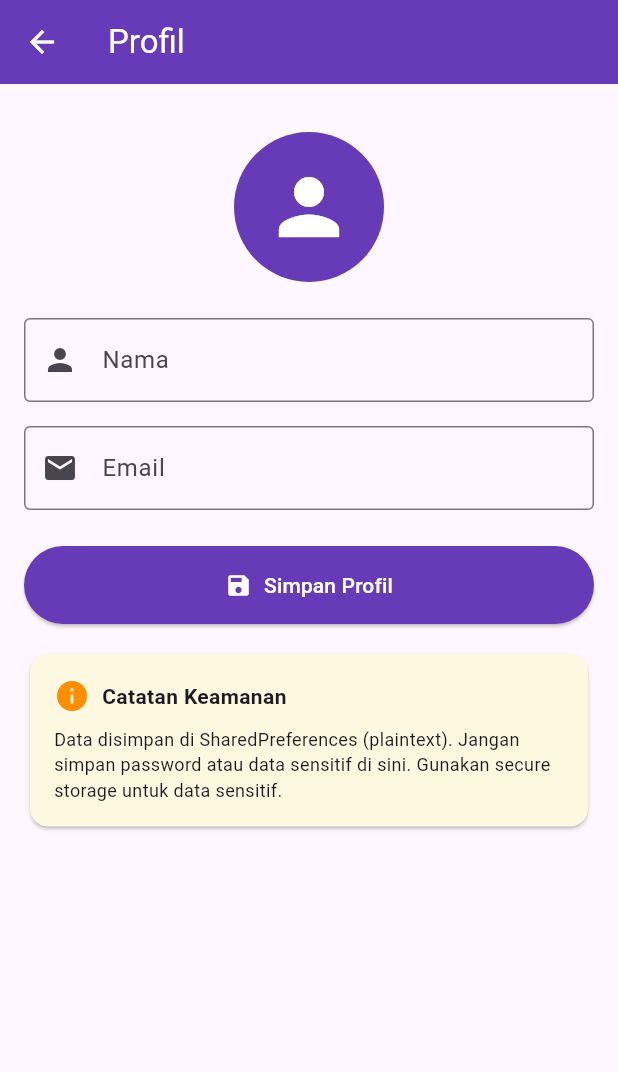
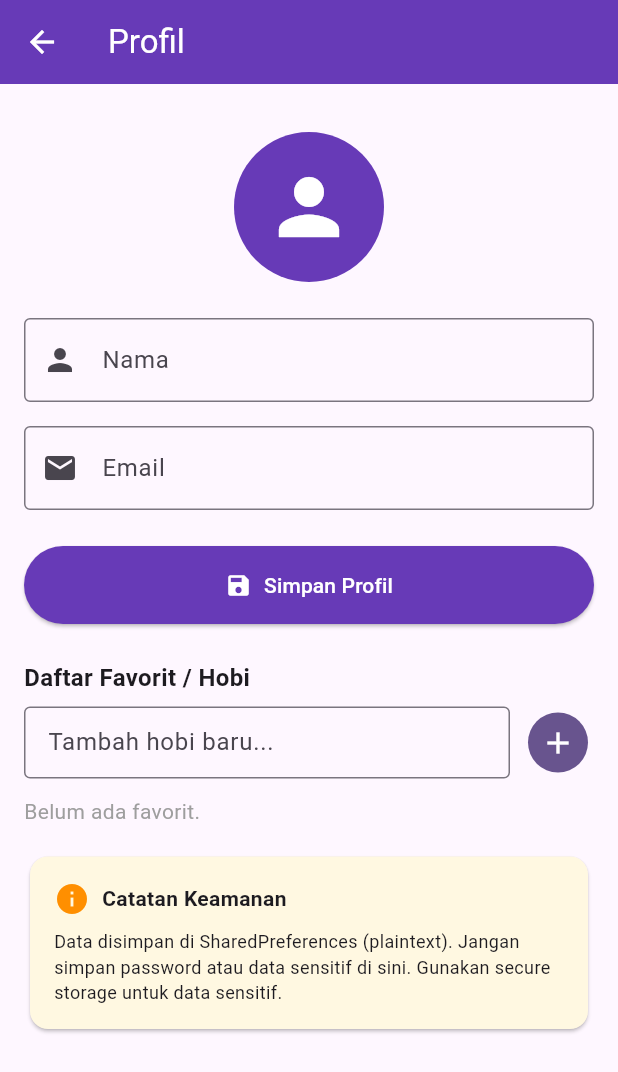
Before and after one commit to ramahari321-arch/state_preferances, a Flutter app: the screen it shows after launch, after a tap on "Login / Daftar", on a phone screen of 412 x 824 dp. Shown: the top 1072 px of the screen. Run offline on Flutter 3.47's test engine with Material 3 defaults, Android fonts, the phone set to English and light mode, and no system bars; our stand-ins replace shared_preferences.

Commit message:
Menambahkan Preferensi Tema (Dark Mode), Counter Kunjungan, Daftar Favorit, Refactoring dengan Provider Package, dan Menambahkan Validasi Keamanan

```diff
--- a/lib/main.dart
+++ b/lib/main.dart
@@ -1,4 +1,5 @@
 import 'package:flutter/material.dart';
+import 'package:provider/provider.dart';
 
 import 'providers/user_provider.dart';
 import 'screens/home_screen.dart';
@@ -9,17 +10,34 @@ void main() {
 
 class MyApp extends StatelessWidget {
   const MyApp({super.key});
+
   @override
   Widget build(BuildContext context) {
-    return UserProviderWrapper(
-      child: MaterialApp(
+    return ChangeNotifierProvider(
+      create: (_) => UserProvider(),
+      child: Consumer<UserProvider>(
+        builder: (context, provider, child) {
+          return MaterialApp(
             title: 'State & Preferences',
             debugShowCheckedModeBanner: false,
+            themeMode: provider.isDarkMode ? ThemeMode.dark : ThemeMode.light,
             theme: ThemeData(
-          colorScheme: ColorScheme.fromSeed(seedColor: Colors.deepPurple),
+              colorScheme: ColorScheme.fromSeed(
+                seedColor: Colors.deepPurple,
+                brightness: Brightness.light,
+              ),
+              useMaterial3: true,
+            ),
+            darkTheme: ThemeData(
+              colorScheme: ColorScheme.fromSeed(
+                seedColor: Colors.deepPurple,
+                brightness: Brightness.dark,
+              ),
               useMaterial3: true,
             ),
             home: const HomeScreen(),
+          );
+        },
       ),
     );
   }
--- a/lib/providers/user_provider.dart
+++ b/lib/providers/user_provider.dart
@@ -3,93 +3,86 @@ import 'package:shared_preferences/shared_preferences.dart';
 
 import '../models/user.dart';
 
-class UserProvider extends InheritedWidget {
-  final User user;
-  final Function(User) updateUser;
-  final VoidCallback logout;
-  final bool isLoading;
-  const UserProvider({
-    super.key,
-    required this.user,
-    required this.updateUser,
-    required this.logout,
-    required this.isLoading,
-    required super.child,
-  });
-  static UserProvider of(BuildContext context) {
-    final provider = context.dependOnInheritedWidgetOfExactType<UserProvider>();
-    assert(provider != null, 'UserProvider tidak ditemukan di context');
-    return provider!;
-  }
-
-  @override
-  bool updateShouldNotify(UserProvider oldWidget) {
-    return oldWidget.user != user || oldWidget.isLoading != isLoading;
-  }
-}
-
-// StatefulWidget yang membungkus InheritedWidget
-class UserProviderWrapper extends StatefulWidget {
-  final Widget child;
-  const UserProviderWrapper({super.key, required this.child});
-  @override
-  State<UserProviderWrapper> createState() => _UserProviderWrapperState();
-}
-
-class _UserProviderWrapperState extends State<UserProviderWrapper> {
+class UserProvider extends ChangeNotifier {
   User _user = User(name: '', email: '');
   bool _isLoading = true;
-  @override
-  void initState() {
-    super.initState();
+  bool _isDarkMode = false;
+  int _visitCount = 0;
+  List<String> _favorites = [];
+
+  User get user => _user;
+  bool get isLoading => _isLoading;
+  bool get isDarkMode => _isDarkMode;
+  int get visitCount => _visitCount;
+  List<String> get favorites => _favorites;
+
+  UserProvider() {
     _loadUser();
   }
 
-  // Memuat data user dari SharedPreferences
   Future<void> _loadUser() async {
     final prefs = await SharedPreferences.getInstance();
     final name = prefs.getString('user_name') ?? '';
     final email = prefs.getString('user_email') ?? '';
     final isLoggedIn = prefs.getBool('is_logged_in') ?? false;
-    setState(() {
+    final isDarkMode = prefs.getBool('is_dark_mode') ?? false;
+
+    final currentCount = prefs.getInt('visit_count') ?? 0;
+    final newCount = currentCount + 1;
+    await prefs.setInt('visit_count', newCount);
+
+    final favorites = prefs.getStringList('favorites') ?? [];
+
     _user = User(name: name, email: email, isLoggedIn: isLoggedIn);
+    _isDarkMode = isDarkMode;
+    _visitCount = newCount;
+    _favorites = favorites;
     _isLoading = false;
-    });
+
+    notifyListeners();
   }
 
-  // Menyimpan data user ke SharedPreferences
-  Future<void> _updateUser(User newUser) async {
-    setState(() {
+  Future<void> updateUser(User newUser) async {
     _isLoading = true;
-    });
+    notifyListeners();
+
     final prefs = await SharedPreferences.getInstance();
     await prefs.setString('user_name', newUser.name);
     await prefs.setString('user_email', newUser.email);
     await prefs.setBool('is_logged_in', newUser.isLoggedIn);
-    setState(() {
+
     _user = newUser;
     _isLoading = false;
-    });
+    notifyListeners();
   }
 
-  // Logout: hapus data user (kecuali email)
-  Future<void> _logout() async {
+  Future<void> toggleTheme() async {
+    final prefs = await SharedPreferences.getInstance();
+    _isDarkMode = !_isDarkMode;
+    await prefs.setBool('is_dark_mode', _isDarkMode);
+    notifyListeners();
+  }
+
+  Future<void> addFavorite(String item) async {
+    if (item.trim().isEmpty || _favorites.contains(item.trim())) return;
+    final prefs = await SharedPreferences.getInstance();
+    _favorites.add(item.trim());
+    await prefs.setStringList('favorites', _favorites);
+    notifyListeners();
+  }
+
+  Future<void> removeFavorite(String item) async {
+    final prefs = await SharedPreferences.getInstance();
+    _favorites.remove(item);
+    await prefs.setStringList('favorites', _favorites);
+    notifyListeners();
+  }
+
+  Future<void> logout() async {
     final prefs = await SharedPreferences.getInstance();
     await prefs.remove('user_name');
     await prefs.setBool('is_logged_in', false);
-    setState(() {
     _user = _user.copyWith(name: '', isLoggedIn: false);
-    });
-  }
-
-  @override
-  Widget build(BuildContext context) {
-    return UserProvider(
-      user: _user,
-      updateUser: _updateUser,
-      logout: _logout,
-      isLoading: _isLoading,
-      child: widget.child,
-    );
+    notifyListeners();
   }
 }
--- a/lib/screens/home_screen.dart
+++ b/lib/screens/home_screen.dart
@@ -3,16 +3,27 @@ import 'package:flutter/material.dart';
 import '../providers/user_provider.dart';
 import 'profile_screen.dart';
 
+import 'package:provider/provider.dart';
+
 class HomeScreen extends StatelessWidget {
   const HomeScreen({super.key});
   @override
   Widget build(BuildContext context) {
-    final provider = UserProvider.of(context);
+    final provider = Provider.of<UserProvider>(context);
     return Scaffold(
       appBar: AppBar(
         title: const Text('Home'),
         backgroundColor: Colors.deepPurple,
         foregroundColor: Colors.white,
+        actions: [
+          IconButton(
+            icon: Icon(
+              provider.isDarkMode ? Icons.light_mode : Icons.dark_mode,
+            ),
+            tooltip: 'Ganti Tema',
+            onPressed: provider.toggleTheme,
+          ),
+        ],
       ),
       body: provider.isLoading
           ? const Center(child: CircularProgressIndicator())
@@ -24,6 +35,13 @@ class HomeScreen extends StatelessWidget {
                   children: [
                     const Icon(Icons.home, size: 80, color: Colors.deepPurple),
                     const SizedBox(height: 24),
+                    Chip(
+                      avatar: const Icon(Icons.visibility, size: 18),
+                      label: Text(
+                        'Aplikasi dibuka: ${provider.visitCount} kali',
+                      ),
+                    ),
+                    const SizedBox(height: 12),
                     Text(
                       provider.user.isLoggedIn
                           ? 'Selamat datang, ${provider.user.name}!'
--- a/lib/screens/profile_screen.dart
+++ b/lib/screens/profile_screen.dart
@@ -1,6 +1,9 @@
 import 'package:flutter/material.dart';
 
 import '../providers/user_provider.dart';
+
+import 'package:provider/provider.dart';
+import 'package:shared_preferences/shared_preferences.dart';
 
 class ProfileScreen extends StatefulWidget {
   const ProfileScreen({super.key});
@@ -12,12 +15,13 @@ class _ProfileScreenState extends State<ProfileScreen> {
   final _formKey = GlobalKey<FormState>();
   late TextEditingController _nameController;
   late TextEditingController _emailController;
+  final TextEditingController _favoriteController = TextEditingController();
   bool _controllersInitialized = false;
   @override
   void didChangeDependencies() {
     super.didChangeDependencies();
     if (_controllersInitialized) return;
-    final provider = UserProvider.of(context);
+    final provider = Provider.of<UserProvider>(context, listen: false);
     _nameController = TextEditingController(text: provider.user.name);
     _emailController = TextEditingController(text: provider.user.email);
     _controllersInitialized = true;
@@ -27,25 +31,63 @@ class _ProfileScreenState extends State<ProfileScreen> {
   void dispose() {
     _nameController.dispose();
     _emailController.dispose();
+    _favoriteController.dispose();
     super.dispose();
   }
 
-  void _saveProfile() {
-    if (_formKey.currentState!.validate()) {
-      final provider = UserProvider.of(context);
-      final updatedUser = provider.user.copyWith(
-        name: _nameController.text.trim(),
-        email: _emailController.text.trim(),
-        isLoggedIn: true,
-      );
-      provider.updateUser(updatedUser);
+  Future<void> _saveProfile() async {
+    if (!_formKey.currentState!.validate()) return;
+
+    final name = _nameController.text.trim();
+    final email = _emailController.text.trim();
+
+    // 1. Validasi karakter berbahaya
+    final dangerousPattern = RegExp(r'[<>]|script', caseSensitive: false);
+    if (dangerousPattern.hasMatch(name)) {
       ScaffoldMessenger.of(context).showSnackBar(
         const SnackBar(
-          content: Text('Profil berhasil disimpan'),
-          backgroundColor: Colors.green,
+          content: Text('Error: Nama mengandung karakter berbahaya / skrip!'),
+          backgroundColor: Colors.red,
         ),
       );
+      return;
     }
+
+    // Ambil provider & messenger sebelum async gap
+    final provider = Provider.of<UserProvider>(context, listen: false);
+    final messenger = ScaffoldMessenger.of(context);
+
+    // 2. Cek email duplikat via SharedPreferences
+    final prefs = await SharedPreferences.getInstance();
+    if (!mounted) return;
+
+    final existingEmail = prefs.getString('user_email') ?? '';
+    if (existingEmail.isNotEmpty && email == existingEmail) {
+      messenger.showSnackBar(
+        const SnackBar(
+          content: Text('Peringatan: Email ini sudah pernah Anda daftarkan!'),
+          backgroundColor: Colors.orange,
+        ),
+      );
+      return;
+    }
+
+    // 3. Simpan data
+    final updatedUser = provider.user.copyWith(
+      name: name,
+      email: email,
+      isLoggedIn: true,
+    );
+
+    await provider.updateUser(updatedUser);
+    if (!mounted) return;
+
+    messenger.showSnackBar(
+      const SnackBar(
+        content: Text('Profil berhasil disimpan'),
+        backgroundColor: Colors.green,
+      ),
+    );
   }
 
   void _logout() {
@@ -62,7 +104,7 @@ class _ProfileScreenState extends State<ProfileScreen> {
           TextButton(
             onPressed: () {
               Navigator.pop(context);
-              UserProvider.of(context).logout();
+              Provider.of<UserProvider>(context, listen: false).logout();
               Navigator.pop(context);
             },
             child: const Text('Logout', style: TextStyle(color: Colors.red)),
@@ -74,7 +116,7 @@ class _ProfileScreenState extends State<ProfileScreen> {
 
   @override
   Widget build(BuildContext context) {
-    final provider = UserProvider.of(context);
+    final provider = Provider.of<UserProvider>(context);
     return Scaffold(
       appBar: AppBar(
         title: const Text('Profil'),
@@ -155,6 +197,59 @@ class _ProfileScreenState extends State<ProfileScreen> {
                           padding: const EdgeInsets.symmetric(vertical: 16),
                         ),
                       ),
+                      const SizedBox(height: 24),
+                      const Text(
+                        'Daftar Favorit / Hobi',
+                        style: TextStyle(
+                          fontSize: 16,
+                          fontWeight: FontWeight.bold,
+                        ),
+                      ),
+                      const SizedBox(height: 8),
+                      Row(
+                        children: [
+                          Expanded(
+                            child: TextField(
+                              controller: _favoriteController,
+                              decoration: const InputDecoration(
+                                hintText: 'Tambah hobi baru...',
+                                border: OutlineInputBorder(),
+                                isDense: true,
+                              ),
+                            ),
+                          ),
+                          const SizedBox(width: 8),
+                          IconButton.filled(
+                            icon: const Icon(Icons.add),
+                            onPressed: () {
+                              if (_favoriteController.text.trim().isNotEmpty) {
+                                provider.addFavorite(
+                                  _favoriteController.text.trim(),
+                                );
+                                _favoriteController.clear();
+                              }
+                            },
+                          ),
+                        ],
+                      ),
+                      const SizedBox(height: 12),
+                      if (provider.favorites.isEmpty)
+                        const Text(
+                          'Belum ada favorit.',
+                          style: TextStyle(color: Colors.grey),
+                        )
+                      else
+                        Wrap(
+                          spacing: 8,
+                          runSpacing: 4,
+                          children: provider.favorites.map((item) {
+                            return Chip(
+                              label: Text(item),
+                              onDeleted: () => provider.removeFavorite(item),
+                              deleteIconColor: Colors.red,
+                            );
+                          }).toList(),
+                        ),
                       const SizedBox(height: 16),
                       Card(
                         color: Colors.amber[50],
--- a/pubspec.yaml
+++ b/pubspec.yaml
@@ -31,6 +31,7 @@ dependencies:
   flutter:
     sdk: flutter
   shared_preferences: ^2.5.6
+  provider: ^6.1.2
 
   # The following adds the Cupertino Icons font to your application.
   # Use with the CupertinoIcons class for iOS style icons.
```
Also changed, not shown: pubspec.lock. Lines whose indentation alone changed are shown as unchanged.
